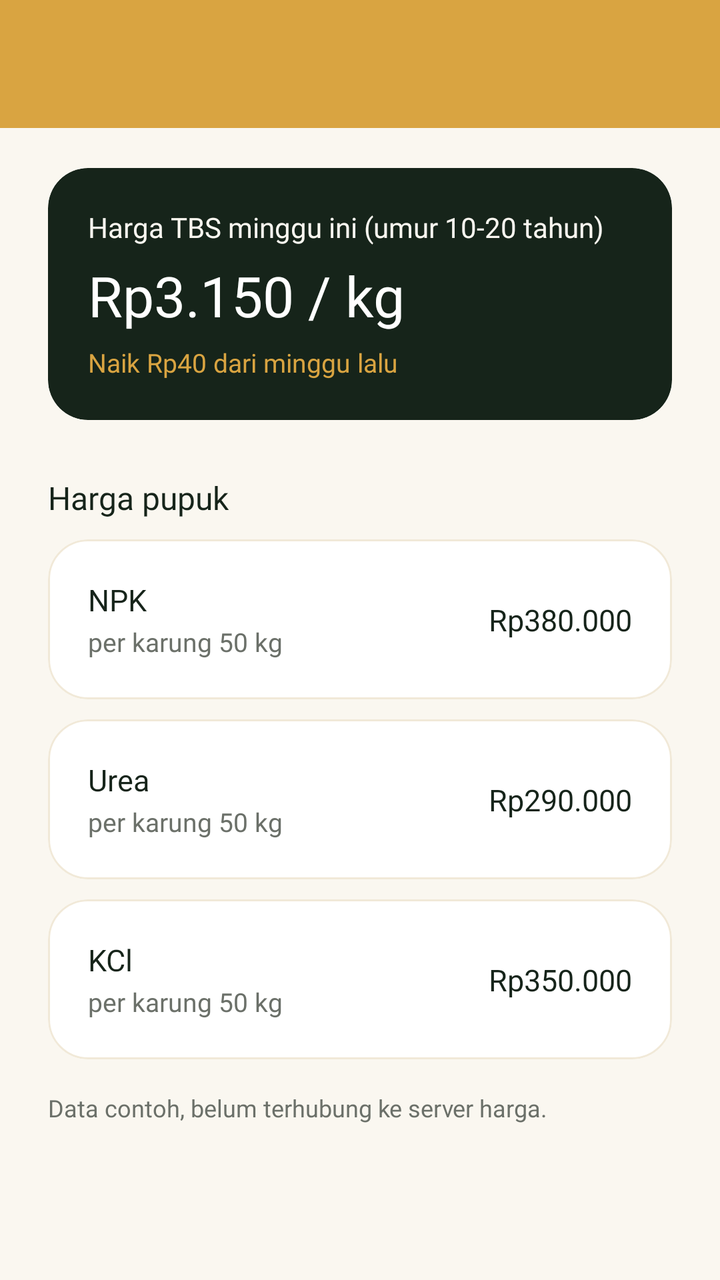
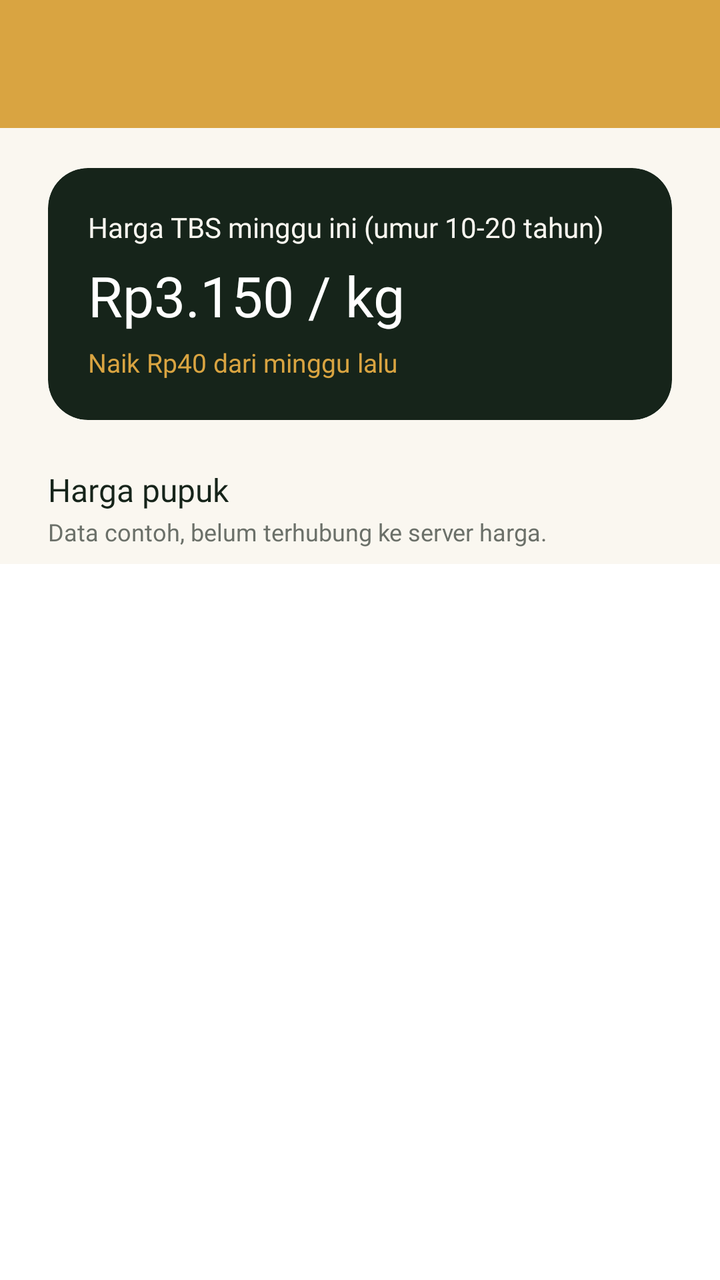

Before-and-after screenshots of an Android layout around one commit, followed by the original layout XML and the change that was made.
<!-- AndroidManifest.xml: application theme Theme.NBAChitato -->
<!-- res/layout/fragment_harga.xml -->
<?xml version="1.0" encoding="utf-8"?>
<androidx.constraintlayout.widget.ConstraintLayout xmlns:android="http://schemas.android.com/apk/res/android"
    xmlns:app="http://schemas.android.com/apk/res-auto"
    xmlns:tools="http://schemas.android.com/tools"
    android:layout_width="match_parent"
    android:layout_height="match_parent"
    android:background="@color/krem"
    tools:context=".Harga.HargaFragment">

    <androidx.appcompat.widget.Toolbar
        android:id="@+id/toolbar"
        android:layout_width="0dp"
        android:layout_height="?attr/actionBarSize"
        android:background="@color/emas_koin"
        android:theme="@style/ThemeOverlay.MaterialComponents.Dark.ActionBar"
        app:titleTextColor="@color/white"
        app:layout_constraintEnd_toEndOf="parent"
        app:layout_constraintStart_toStartOf="parent"
        app:layout_constraintTop_toTopOf="parent" />

    <androidx.core.widget.NestedScrollView
        android:layout_width="0dp"
        android:layout_height="0dp"
        app:layout_constraintBottom_toBottomOf="parent"
        app:layout_constraintEnd_toEndOf="parent"
        app:layout_constraintStart_toStartOf="parent"
        app:layout_constraintTop_toBottomOf="@id/toolbar">

        <androidx.constraintlayout.widget.ConstraintLayout
            android:layout_width="match_parent"
            android:layout_height="wrap_content"
            android:paddingBottom="24dp">

            <com.google.android.material.card.MaterialCardView
                android:id="@+id/cardHargaTbs"
                android:layout_width="0dp"
                android:layout_height="wrap_content"
                android:layout_marginStart="24dp"
                android:layout_marginEnd="24dp"
                android:layout_marginTop="20dp"
                app:cardBackgroundColor="@color/hijau_pelepah"
                app:cardCornerRadius="20dp"
                app:cardElevation="0dp"
                app:strokeWidth="0dp"
                app:layout_constraintEnd_toEndOf="parent"
                app:layout_constraintStart_toStartOf="parent"
                app:layout_constraintTop_toTopOf="parent">

                <androidx.constraintlayout.widget.ConstraintLayout
                    android:layout_width="match_parent"
                    android:layout_height="wrap_content"
                    android:padding="20dp">

                    <TextView
                        android:id="@+id/textLabelTbs"
                        android:layout_width="wrap_content"
                        android:layout_height="wrap_content"
                        android:fontFamily="@font/plus_jakarta_sans_regular"
                        android:text="@string/label_harga_tbs"
                        android:textColor="@color/krem"
                        android:textSize="14sp"
                        app:layout_constraintStart_toStartOf="parent"
                        app:layout_constraintTop_toTopOf="parent" />

                    <TextView
                        android:id="@+id/textHargaTbs"
                        android:layout_width="wrap_content"
                        android:layout_height="wrap_content"
                        android:layout_marginTop="6dp"
                        android:fontFamily="@font/plus_jakarta_sans_extrabold"
                        android:text="@string/isi_harga_tbs"
                        android:textColor="@color/white"
                        android:textSize="28sp"
                        app:layout_constraintStart_toStartOf="parent"
                        app:layout_constraintTop_toBottomOf="@id/textLabelTbs" />

                    <TextView
                        android:id="@+id/textNaikTbs"
                        android:layout_width="wrap_content"
                        android:layout_height="wrap_content"
                        android:layout_marginTop="6dp"
                        android:fontFamily="@font/plus_jakarta_sans_bold"
                        android:text="@string/ket_harga_tbs"
                        android:textColor="@color/emas_koin"
                        android:textSize="13sp"
                        app:layout_constraintStart_toStartOf="parent"
                        app:layout_constraintTop_toBottomOf="@id/textHargaTbs" />

                </androidx.constraintlayout.widget.ConstraintLayout>

            </com.google.android.material.card.MaterialCardView>

            <TextView
                android:id="@+id/textLabelPupuk"
                android:layout_width="wrap_content"
                android:layout_height="wrap_content"
                android:layout_marginTop="28dp"
                android:layout_marginStart="24dp"
                android:fontFamily="@font/plus_jakarta_sans_bold"
                android:text="@string/label_harga_pupuk"
                android:textColor="@color/hijau_pelepah"
                android:textSize="16sp"
                app:layout_constraintStart_toStartOf="parent"
                app:layout_constraintTop_toBottomOf="@id/cardHargaTbs" />

            <com.google.android.material.card.MaterialCardView
                android:id="@+id/cardNpk"
                android:layout_width="0dp"
                android:layout_height="wrap_content"
                android:layout_marginStart="24dp"
                android:layout_marginEnd="24dp"
                android:layout_marginTop="10dp"
                app:cardBackgroundColor="@color/white"
                app:cardCornerRadius="20dp"
                app:cardElevation="0dp"
                app:strokeWidth="1dp"
                app:strokeColor="@color/krem_kartu"
                app:layout_constraintEnd_toEndOf="parent"
                app:layout_constraintStart_toStartOf="parent"
                app:layout_constraintTop_toBottomOf="@id/textLabelPupuk">

                <androidx.constraintlayout.widget.ConstraintLayout
                    android:layout_width="match_parent"
                    android:layout_height="wrap_content"
                    android:padding="20dp">

                    <TextView
                        android:id="@+id/textNpkJudul"
                        android:layout_width="wrap_content"
                        android:layout_height="wrap_content"
                        android:fontFamily="@font/plus_jakarta_sans_bold"
                        android:text="@string/pupuk_npk"
                        android:textColor="@color/hijau_pelepah"
                        android:textSize="15sp"
                        app:layout_constraintStart_toStartOf="parent"
                        app:layout_constraintTop_toTopOf="parent" />

                    <TextView
                        android:id="@+id/textNpkKet"
                        android:layout_width="wrap_content"
                        android:layout_height="wrap_content"
                        android:layout_marginTop="2dp"
                        android:fontFamily="@font/plus_jakarta_sans_regular"
                        android:text="@string/satuan_karung"
                        android:textColor="@color/abu_teks"
                        android:textSize="13sp"
                        app:layout_constraintStart_toStartOf="parent"
                        app:layout_constraintTop_toBottomOf="@id/textNpkJudul" />

                    <TextView
                        android:id="@+id/textNpkNominal"
                        android:layout_width="wrap_content"
                        android:layout_height="wrap_content"
                        android:fontFamily="@font/plus_jakarta_sans_bold"
                        android:text="@string/harga_npk"
                        android:textColor="@color/hijau_pelepah"
                        android:textSize="15sp"
                        app:layout_constraintBottom_toBottomOf="parent"
                        app:layout_constraintEnd_toEndOf="parent"
                        app:layout_constraintTop_toTopOf="parent" />

                </androidx.constraintlayout.widget.ConstraintLayout>

            </com.google.android.material.card.MaterialCardView>

            <com.google.android.material.card.MaterialCardView
                android:id="@+id/cardUrea"
                android:layout_width="0dp"
                android:layout_height="wrap_content"
                android:layout_marginStart="24dp"
                android:layout_marginEnd="24dp"
                android:layout_marginTop="10dp"
                app:cardBackgroundColor="@color/white"
                app:cardCornerRadius="20dp"
                app:cardElevation="0dp"
                app:strokeWidth="1dp"
                app:strokeColor="@color/krem_kartu"
                app:layout_constraintEnd_toEndOf="parent"
                app:layout_constraintStart_toStartOf="parent"
                app:layout_constraintTop_toBottomOf="@id/cardNpk">

                <androidx.constraintlayout.widget.ConstraintLayout
                    android:layout_width="match_parent"
                    android:layout_height="wrap_content"
                    android:padding="20dp">

                    <TextView
                        android:id="@+id/textUreaJudul"
                        android:layout_width="wrap_content"
                        android:layout_height="wrap_content"
                        android:fontFamily="@font/plus_jakarta_sans_bold"
                        android:text="@string/pupuk_urea"
                        android:textColor="@color/hijau_pelepah"
                        android:textSize="15sp"
                        app:layout_constraintStart_toStartOf="parent"
                        app:layout_constraintTop_toTopOf="parent" />

                    <TextView
                        android:id="@+id/textUreaKet"
                        android:layout_width="wrap_content"
                        android:layout_height="wrap_content"
                        android:layout_marginTop="2dp"
                        android:fontFamily="@font/plus_jakarta_sans_regular"
                        android:text="@string/satuan_karung"
                        android:textColor="@color/abu_teks"
                        android:textSize="13sp"
                        app:layout_constraintStart_toStartOf="parent"
                        app:layout_constraintTop_toBottomOf="@id/textUreaJudul" />

                    <TextView
                        android:id="@+id/textUreaNominal"
                        android:layout_width="wrap_content"
                        android:layout_height="wrap_content"
                        android:fontFamily="@font/plus_jakarta_sans_bold"
                        android:text="@string/harga_urea"
                        android:textColor="@color/hijau_pelepah"
                        android:textSize="15sp"
                        app:layout_constraintBottom_toBottomOf="parent"
                        app:layout_constraintEnd_toEndOf="parent"
                        app:layout_constraintTop_toTopOf="parent" />

                </androidx.constraintlayout.widget.ConstraintLayout>

            </com.google.android.material.card.MaterialCardView>

            <com.google.android.material.card.MaterialCardView
                android:id="@+id/cardKcl"
                android:layout_width="0dp"
                android:layout_height="wrap_content"
                android:layout_marginStart="24dp"
                android:layout_marginEnd="24dp"
                android:layout_marginTop="10dp"
                app:cardBackgroundColor="@color/white"
                app:cardCornerRadius="20dp"
                app:cardElevation="0dp"
                app:strokeWidth="1dp"
                app:strokeColor="@color/krem_kartu"
                app:layout_constraintEnd_toEndOf="parent"
                app:layout_constraintStart_toStartOf="parent"
                app:layout_constraintTop_toBottomOf="@id/cardUrea">

                <androidx.constraintlayout.widget.ConstraintLayout
                    android:layout_width="match_parent"
                    android:layout_height="wrap_content"
                    android:padding="20dp">

                    <TextView
                        android:id="@+id/textKclJudul"
                        android:layout_width="wrap_content"
                        android:layout_height="wrap_content"
                        android:fontFamily="@font/plus_jakarta_sans_bold"
                        android:text="@string/pupuk_kcl"
                        android:textColor="@color/hijau_pelepah"
                        android:textSize="15sp"
                        app:layout_constraintStart_toStartOf="parent"
                        app:layout_constraintTop_toTopOf="parent" />

                    <TextView
                        android:id="@+id/textKclKet"
                        android:layout_width="wrap_content"
                        android:layout_height="wrap_content"
                        android:layout_marginTop="2dp"
                        android:fontFamily="@font/plus_jakarta_sans_regular"
                        android:text="@string/satuan_karung"
                        android:textColor="@color/abu_teks"
                        android:textSize="13sp"
                        app:layout_constraintStart_toStartOf="parent"
                        app:layout_constraintTop_toBottomOf="@id/textKclJudul" />

                    <TextView
                        android:id="@+id/textKclNominal"
                        android:layout_width="wrap_content"
                        android:layout_height="wrap_content"
                        android:fontFamily="@font/plus_jakarta_sans_bold"
                        android:text="@string/harga_kcl"
                        android:textColor="@color/hijau_pelepah"
                        android:textSize="15sp"
                        app:layout_constraintBottom_toBottomOf="parent"
                        app:layout_constraintEnd_toEndOf="parent"
                        app:layout_constraintTop_toTopOf="parent" />

                </androidx.constraintlayout.widget.ConstraintLayout>

            </com.google.android.material.card.MaterialCardView>

            <TextView
                android:id="@+id/textCatatanHarga"
                android:layout_width="wrap_content"
                android:layout_height="wrap_content"
                android:layout_marginTop="16dp"
                android:layout_marginStart="24dp"
                android:fontFamily="@font/plus_jakarta_sans_regular"
                android:text="@string/catatan_harga"
                android:textColor="@color/abu_teks"
                android:textSize="12sp"
                app:layout_constraintStart_toStartOf="parent"
                app:layout_constraintTop_toBottomOf="@id/cardKcl" />

        </androidx.constraintlayout.widget.ConstraintLayout>

    </androidx.core.widget.NestedScrollView>

</androidx.constraintlayout.widget.ConstraintLayout>
<!-- resources referenced by this layout -->
<resources>
  <color name="abu_teks">#6B7069</color>
  <color name="emas_koin">#D9A441</color>
  <color name="hijau_pelepah">#16241A</color>
  <color name="krem">#FAF7F0</color>
  <color name="krem_kartu">#F1E9D8</color>
  <color name="white">#FFFFFFFF</color>
  <string name="catatan_harga">Data contoh, belum terhubung ke server harga.</string>
  <string name="harga_kcl">Rp350.000</string>
  <string name="harga_npk">Rp380.000</string>
  <string name="harga_urea">Rp290.000</string>
  <string name="isi_harga_tbs">Rp3.150 / kg</string>
  <string name="ket_harga_tbs">Naik Rp40 dari minggu lalu</string>
  <string name="label_harga_pupuk">Harga pupuk</string>
  <string name="label_harga_tbs">Harga TBS minggu ini (umur 10-20 tahun)</string>
  <string name="pupuk_kcl">KCl</string>
  <string name="pupuk_npk">NPK</string>
  <string name="pupuk_urea">Urea</string>
  <string name="satuan_karung">per karung 50 kg</string>
  <style name="Theme.NBAChitato" parent="Base.Theme.NBAChitato" />
  <style name="Base.Theme.NBAChitato" parent="Theme.Material3.DayNight.NoActionBar">
          
          
      </style>
</resources>

<!-- the commit's change to res/layout/fragment_harga.xml (unified diff, before → after) -->
@@ -18,10 +18,16 @@
         app:layout_constraintStart_toStartOf="parent"
         app:layout_constraintTop_toTopOf="parent" />
 
-    <androidx.core.widget.NestedScrollView
+    <com.google.android.material.card.MaterialCardView
+        android:id="@+id/cardHargaTbs"
         android:layout_width="0dp"
-        android:layout_height="0dp"
-        app:layout_constraintBottom_toBottomOf="parent"
+        android:layout_height="wrap_content"
+        android:layout_marginHorizontal="24dp"
+        android:layout_marginTop="20dp"
+        app:cardBackgroundColor="@color/hijau_pelepah"
+        app:cardCornerRadius="20dp"
+        app:cardElevation="0dp"
+        app:strokeWidth="0dp"
         app:layout_constraintEnd_toEndOf="parent"
         app:layout_constraintStart_toStartOf="parent"
         app:layout_constraintTop_toBottomOf="@id/toolbar">
@@ -29,275 +35,82 @@
         <androidx.constraintlayout.widget.ConstraintLayout
             android:layout_width="match_parent"
             android:layout_height="wrap_content"
-            android:paddingBottom="24dp">
-
-            <com.google.android.material.card.MaterialCardView
-                android:id="@+id/cardHargaTbs"
-                android:layout_width="0dp"
-                android:layout_height="wrap_content"
-                android:layout_marginStart="24dp"
-                android:layout_marginEnd="24dp"
-                android:layout_marginTop="20dp"
-                app:cardBackgroundColor="@color/hijau_pelepah"
-                app:cardCornerRadius="20dp"
-                app:cardElevation="0dp"
-                app:strokeWidth="0dp"
-                app:layout_constraintEnd_toEndOf="parent"
-                app:layout_constraintStart_toStartOf="parent"
-                app:layout_constraintTop_toTopOf="parent">
-
-                <androidx.constraintlayout.widget.ConstraintLayout
-                    android:layout_width="match_parent"
-                    android:layout_height="wrap_content"
-                    android:padding="20dp">
-
-                    <TextView
-                        android:id="@+id/textLabelTbs"
-                        android:layout_width="wrap_content"
-                        android:layout_height="wrap_content"
-                        android:fontFamily="@font/plus_jakarta_sans_regular"
-                        android:text="@string/label_harga_tbs"
-                        android:textColor="@color/krem"
-                        android:textSize="14sp"
-                        app:layout_constraintStart_toStartOf="parent"
-                        app:layout_constraintTop_toTopOf="parent" />
-
-                    <TextView
-                        android:id="@+id/textHargaTbs"
-                        android:layout_width="wrap_content"
-                        android:layout_height="wrap_content"
-                        android:layout_marginTop="6dp"
-                        android:fontFamily="@font/plus_jakarta_sans_extrabold"
-                        android:text="@string/isi_harga_tbs"
-                        android:textColor="@color/white"
-                        android:textSize="28sp"
-                        app:layout_constraintStart_toStartOf="parent"
-                        app:layout_constraintTop_toBottomOf="@id/textLabelTbs" />
-
-                    <TextView
-                        android:id="@+id/textNaikTbs"
-                        android:layout_width="wrap_content"
-                        android:layout_height="wrap_content"
-                        android:layout_marginTop="6dp"
-                        android:fontFamily="@font/plus_jakarta_sans_bold"
-                        android:text="@string/ket_harga_tbs"
-                        android:textColor="@color/emas_koin"
-                        android:textSize="13sp"
-                        app:layout_constraintStart_toStartOf="parent"
-                        app:layout_constraintTop_toBottomOf="@id/textHargaTbs" />
-
-                </androidx.constraintlayout.widget.ConstraintLayout>
-
-            </com.google.android.material.card.MaterialCardView>
+            android:padding="20dp">
 
             <TextView
-                android:id="@+id/textLabelPupuk"
+                android:id="@+id/textLabelTbs"
                 android:layout_width="wrap_content"
                 android:layout_height="wrap_content"
-                android:layout_marginTop="28dp"
-                android:layout_marginStart="24dp"
-                android:fontFamily="@font/plus_jakarta_sans_bold"
-                android:text="@string/label_harga_pupuk"
-                android:textColor="@color/hijau_pelepah"
-                android:textSize="16sp"
+                android:fontFamily="@font/plus_jakarta_sans_regular"
+                android:text="@string/label_harga_tbs"
+                android:textColor="@color/krem"
+                android:textSize="14sp"
                 app:layout_constraintStart_toStartOf="parent"
-                app:layout_constraintTop_toBottomOf="@id/cardHargaTbs" />
-
-            <com.google.android.material.card.MaterialCardView
-                android:id="@+id/cardNpk"
-                android:layout_width="0dp"
-                android:layout_height="wrap_content"
-                android:layout_marginStart="24dp"
-                android:layout_marginEnd="24dp"
-                android:layout_marginTop="10dp"
-                app:cardBackgroundColor="@color/white"
-                app:cardCornerRadius="20dp"
-                app:cardElevation="0dp"
-                app:strokeWidth="1dp"
-                app:strokeColor="@color/krem_kartu"
-                app:layout_constraintEnd_toEndOf="parent"
-                app:layout_constraintStart_toStartOf="parent"
-                app:layout_constraintTop_toBottomOf="@id/textLabelPupuk">
-
-                <androidx.constraintlayout.widget.ConstraintLayout
-                    android:layout_width="match_parent"
-                    android:layout_height="wrap_content"
-                    android:padding="20dp">
-
-                    <TextView
-                        android:id="@+id/textNpkJudul"
-                        android:layout_width="wrap_content"
-                        android:layout_height="wrap_content"
-                        android:fontFamily="@font/plus_jakarta_sans_bold"
-                        android:text="@string/pupuk_npk"
-                        android:textColor="@color/hijau_pelepah"
-                        android:textSize="15sp"
-                        app:layout_constraintStart_toStartOf="parent"
-                        app:layout_constraintTop_toTopOf="parent" />
-
-                    <TextView
-                        android:id="@+id/textNpkKet"
-                        android:layout_width="wrap_content"
-                        android:layout_height="wrap_content"
-                        android:layout_marginTop="2dp"
-                        android:fontFamily="@font/plus_jakarta_sans_regular"
-                        android:text="@string/satuan_karung"
-                        android:textColor="@color/abu_teks"
-                        android:textSize="13sp"
-                        app:layout_constraintStart_toStartOf="parent"
-                        app:layout_constraintTop_toBottomOf="@id/textNpkJudul" />
-
-                    <TextView
-                        android:id="@+id/textNpkNominal"
-                        android:layout_width="wrap_content"
-                        android:layout_height="wrap_content"
-                        android:fontFamily="@font/plus_jakarta_sans_bold"
-                        android:text="@string/harga_npk"
-                        android:textColor="@color/hijau_pelepah"
-                        android:textSize="15sp"
-                        app:layout_constraintBottom_toBottomOf="parent"
-                        app:layout_constraintEnd_toEndOf="parent"
-                        app:layout_constraintTop_toTopOf="parent" />
-
-                </androidx.constraintlayout.widget.ConstraintLayout>
-
-            </com.google.android.material.card.MaterialCardView>
-
-            <com.google.android.material.card.MaterialCardView
-                android:id="@+id/cardUrea"
-                android:layout_width="0dp"
-                android:layout_height="wrap_content"
-                android:layout_marginStart="24dp"
-                android:layout_marginEnd="24dp"
-                android:layout_marginTop="10dp"
-                app:cardBackgroundColor="@color/white"
-                app:cardCornerRadius="20dp"
-                app:cardElevation="0dp"
-                app:strokeWidth="1dp"
-                app:strokeColor="@color/krem_kartu"
-                app:layout_constraintEnd_toEndOf="parent"
-                app:layout_constraintStart_toStartOf="parent"
-                app:layout_constraintTop_toBottomOf="@id/cardNpk">
-
-                <androidx.constraintlayout.widget.ConstraintLayout
-                    android:layout_width="match_parent"
-                    android:layout_height="wrap_content"
-                    android:padding="20dp">
-
-                    <TextView
-                        android:id="@+id/textUreaJudul"
-                        android:layout_width="wrap_content"
-                        android:layout_height="wrap_content"
-                        android:fontFamily="@font/plus_jakarta_sans_bold"
-                        android:text="@string/pupuk_urea"
-                        android:textColor="@color/hijau_pelepah"
-                        android:textSize="15sp"
-                        app:layout_constraintStart_toStartOf="parent"
-                        app:layout_constraintTop_toTopOf="parent" />
-
-                    <TextView
-                        android:id="@+id/textUreaKet"
-                        android:layout_width="wrap_content"
-                        android:layout_height="wrap_content"
-                        android:layout_marginTop="2dp"
-                        android:fontFamily="@font/plus_jakarta_sans_regular"
-                        android:text="@string/satuan_karung"
-                        android:textColor="@color/abu_teks"
-                        android:textSize="13sp"
-                        app:layout_constraintStart_toStartOf="parent"
-                        app:layout_constraintTop_toBottomOf="@id/textUreaJudul" />
-
-                    <TextView
-                        android:id="@+id/textUreaNominal"
-                        android:layout_width="wrap_content"
-                        android:layout_height="wrap_content"
-                        android:fontFamily="@font/plus_jakarta_sans_bold"
-                        android:text="@string/harga_urea"
-                        android:textColor="@color/hijau_pelepah"
-                        android:textSize="15sp"
-                        app:layout_constraintBottom_toBottomOf="parent"
-                        app:layout_constraintEnd_toEndOf="parent"
-                        app:layout_constraintTop_toTopOf="parent" />
-
-                </androidx.constraintlayout.widget.ConstraintLayout>
-
-            </com.google.android.material.card.MaterialCardView>
-
-            <com.google.android.material.card.MaterialCardView
-                android:id="@+id/cardKcl"
-                android:layout_width="0dp"
-                android:layout_height="wrap_content"
-                android:layout_marginStart="24dp"
-                android:layout_marginEnd="24dp"
-                android:layout_marginTop="10dp"
-                app:cardBackgroundColor="@color/white"
-                app:cardCornerRadius="20dp"
-                app:cardElevation="0dp"
-                app:strokeWidth="1dp"
-                app:strokeColor="@color/krem_kartu"
-                app:layout_constraintEnd_toEndOf="parent"
-                app:layout_constraintStart_toStartOf="parent"
-                app:layout_constraintTop_toBottomOf="@id/cardUrea">
-
-                <androidx.constraintlayout.widget.ConstraintLayout
-                    android:layout_width="match_parent"
-                    android:layout_height="wrap_content"
-                    android:padding="20dp">
-
-                    <TextView
-                        android:id="@+id/textKclJudul"
-                        android:layout_width="wrap_content"
-                        android:layout_height="wrap_content"
-                        android:fontFamily="@font/plus_jakarta_sans_bold"
-                        android:text="@string/pupuk_kcl"
-                        android:textColor="@color/hijau_pelepah"
-                        android:textSize="15sp"
-                        app:layout_constraintStart_toStartOf="parent"
-                        app:layout_constraintTop_toTopOf="parent" />
-
-                    <TextView
-                        android:id="@+id/textKclKet"
-                        android:layout_width="wrap_content"
-                        android:layout_height="wrap_content"
-                        android:layout_marginTop="2dp"
-                        android:fontFamily="@font/plus_jakarta_sans_regular"
-                        android:text="@string/satuan_karung"
-                        android:textColor="@color/abu_teks"
-                        android:textSize="13sp"
-                        app:layout_constraintStart_toStartOf="parent"
-                        app:layout_constraintTop_toBottomOf="@id/textKclJudul" />
-
-                    <TextView
-                        android:id="@+id/textKclNominal"
-                        android:layout_width="wrap_content"
-                        android:layout_height="wrap_content"
-                        android:fontFamily="@font/plus_jakarta_sans_bold"
-                        android:text="@string/harga_kcl"
-                        android:textColor="@color/hijau_pelepah"
-                        android:textSize="15sp"
-                        app:layout_constraintBottom_toBottomOf="parent"
-                        app:layout_constraintEnd_toEndOf="parent"
-                        app:layout_constraintTop_toTopOf="parent" />
-
-                </androidx.constraintlayout.widget.ConstraintLayout>
-
-            </com.google.android.material.card.MaterialCardView>
+                app:layout_constraintTop_toTopOf="parent" />
 
             <TextView
-                android:id="@+id/textCatatanHarga"
+                android:id="@+id/textHargaTbs"
                 android:layout_width="wrap_content"
                 android:layout_height="wrap_content"
-                android:layout_marginTop="16dp"
-                android:layout_marginStart="24dp"
-                android:fontFamily="@font/plus_jakarta_sans_regular"
-                android:text="@string/catatan_harga"
-                android:textColor="@color/abu_teks"
-                android:textSize="12sp"
+                android:layout_marginTop="6dp"
+                android:fontFamily="@font/plus_jakarta_sans_extrabold"
+                android:text="@string/isi_harga_tbs"
+                android:textColor="@color/white"
+                android:textSize="28sp"
                 app:layout_constraintStart_toStartOf="parent"
-                app:layout_constraintTop_toBottomOf="@id/cardKcl" />
+                app:layout_constraintTop_toBottomOf="@id/textLabelTbs" />
 
+            <TextView
+                android:id="@+id/textNaikTbs"
+                android:layout_width="wrap_content"
+                android:layout_height="wrap_content"
+                android:layout_marginTop="6dp"
+                android:fontFamily="@font/plus_jakarta_sans_bold"
+                android:text="@string/ket_harga_tbs"
+                android:textColor="@color/emas_koin"
+                android:textSize="13sp"
+                app:layout_constraintStart_toStartOf="parent"
+                app:layout_constraintTop_toBottomOf="@id/textHargaTbs" />
         </androidx.constraintlayout.widget.ConstraintLayout>
+    </com.google.android.material.card.MaterialCardView>
 
-    </androidx.core.widget.NestedScrollView>
+    <TextView
+        android:id="@+id/textLabelPupuk"
+        android:layout_width="wrap_content"
+        android:layout_height="wrap_content"
+        android:layout_marginStart="24dp"
+        android:layout_marginTop="24dp"
+        android:fontFamily="@font/plus_jakarta_sans_bold"
+        android:text="@string/label_harga_pupuk"
+        android:textColor="@color/hijau_pelepah"
+        android:textSize="16sp"
+        app:layout_constraintStart_toStartOf="parent"
+        app:layout_constraintTop_toBottomOf="@id/cardHargaTbs" />
+
+    <TextView
+        android:id="@+id/textCatatanHarga"
+        android:layout_width="wrap_content"
+        android:layout_height="wrap_content"
+        android:layout_marginStart="24dp"
+        android:layout_marginTop="2dp"
+        android:fontFamily="@font/plus_jakarta_sans_regular"
+        android:text="@string/catatan_harga"
+        android:textColor="@color/abu_teks"
+        android:textSize="12sp"
+        app:layout_constraintStart_toStartOf="parent"
+        app:layout_constraintTop_toBottomOf="@id/textLabelPupuk" />
+
+    <ListView
+        android:id="@+id/listHargaPupuk"
+        android:layout_width="0dp"
+        android:layout_height="0dp"
+        android:layout_marginTop="8dp"
+        android:background="@color/white"
+        android:divider="@color/krem_kartu"
+        android:dividerHeight="1dp"
+        app:layout_constraintBottom_toBottomOf="parent"
+        app:layout_constraintEnd_toEndOf="parent"
+        app:layout_constraintStart_toStartOf="parent"
+        app:layout_constraintTop_toBottomOf="@id/textCatatanHarga" />
 
 </androidx.constraintlayout.widget.ConstraintLayout>
<!-- resource entries referenced after the edit -->
@@ -7,17 +7,10 @@
   <color name="krem_kartu">#F1E9D8</color>
   <color name="white">#FFFFFFFF</color>
   <string name="catatan_harga">Data contoh, belum terhubung ke server harga.</string>
-  <string name="harga_kcl">Rp350.000</string>
-  <string name="harga_npk">Rp380.000</string>
-  <string name="harga_urea">Rp290.000</string>
   <string name="isi_harga_tbs">Rp3.150 / kg</string>
   <string name="ket_harga_tbs">Naik Rp40 dari minggu lalu</string>
   <string name="label_harga_pupuk">Harga pupuk</string>
   <string name="label_harga_tbs">Harga TBS minggu ini (umur 10-20 tahun)</string>
-  <string name="pupuk_kcl">KCl</string>
-  <string name="pupuk_npk">NPK</string>
-  <string name="pupuk_urea">Urea</string>
-  <string name="satuan_karung">per karung 50 kg</string>
   <style name="Theme.NBAChitato" parent="Base.Theme.NBAChitato" />
   <style name="Base.Theme.NBAChitato" parent="Theme.Material3.DayNight.NoActionBar">
           
